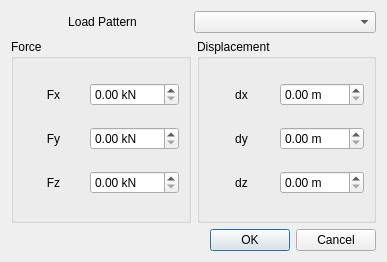
ruimaciel/femp, file ui/NodeActionsDialog.ui: the form before one commit.
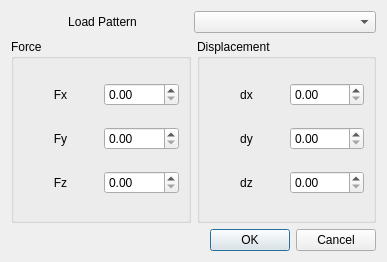
The form after the commit.

Commit message: removed units from the actions dialog

```diff
--- a/ui/NodeActionsDialog.ui
+++ b/ui/NodeActionsDialog.ui
@@ -77,9 +77,6 @@
           </item>
           <item>
            <widget class="QDoubleSpinBox" name="doubleSpinBoxFx">
-            <property name="suffix">
-             <string> kN</string>
-            </property>
             <property name="maximum">
              <double>1000.000000000000000</double>
             </property>
@@ -104,9 +101,6 @@
           </item>
           <item>
            <widget class="QDoubleSpinBox" name="doubleSpinBoxFy">
-            <property name="suffix">
-             <string> kN</string>
-            </property>
             <property name="maximum">
              <double>1000.000000000000000</double>
             </property>
@@ -131,9 +125,6 @@
           </item>
           <item>
            <widget class="QDoubleSpinBox" name="doubleSpinBoxFz">
-            <property name="suffix">
-             <string> kN</string>
-            </property>
             <property name="maximum">
              <double>1000.000000000000000</double>
             </property>
@@ -170,9 +161,6 @@
           </item>
           <item>
            <widget class="QDoubleSpinBox" name="doubleSpinBoxDx">
-            <property name="suffix">
-             <string> m</string>
-            </property>
             <property name="maximum">
              <double>1000.000000000000000</double>
             </property>
@@ -197,9 +185,6 @@
           </item>
           <item>
            <widget class="QDoubleSpinBox" name="doubleSpinBoxDy">
-            <property name="suffix">
-             <string> m</string>
-            </property>
             <property name="maximum">
              <double>1000.000000000000000</double>
             </property>
@@ -224,9 +209,6 @@
           </item>
           <item>
            <widget class="QDoubleSpinBox" name="doubleSpinBoxDz">
-            <property name="suffix">
-             <string> m</string>
-            </property>
             <property name="maximum">
              <double>1000.000000000000000</double>
             </property>
```
